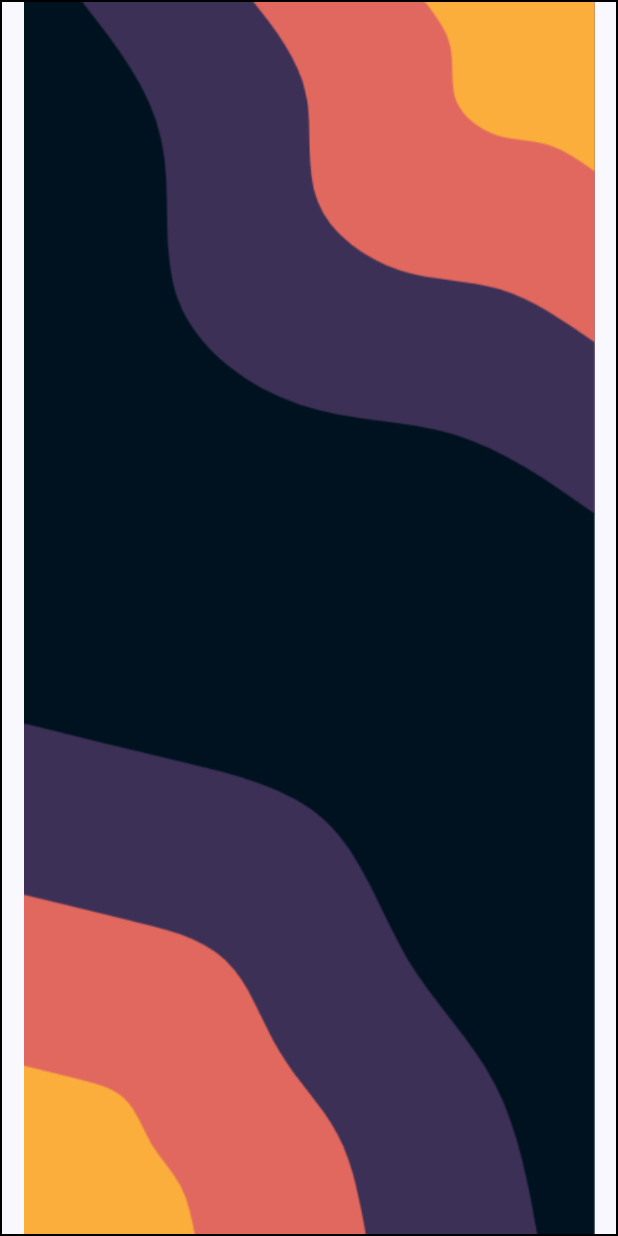
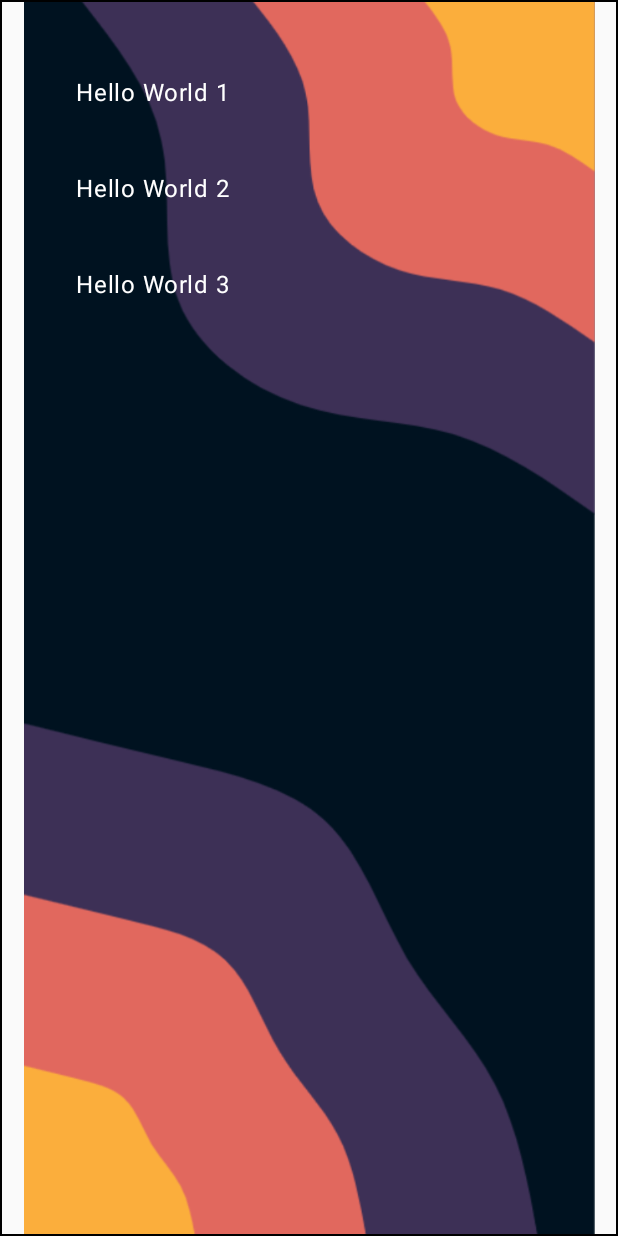
Before and after one commit to breydonb/TEC-3414-Final-Project, an Android app built with Jetpack Compose: the screen it shows after launch (MainActivity), on a phone screen of 412 x 824 dp. Run offline under Robolectric (Android 15) with nearby library versions, the phone set to English and light mode, and no system bars.

Commit message:
Added some white text overlaid on the background image. We need columns and other similar positioning composables to ensure text and other widgets do not overlap. We are using boxes to act as containers for some common attributes that child components share.

```diff
--- a/app/src/main/java/com/example/scrollless/MainActivity.kt
+++ b/app/src/main/java/com/example/scrollless/MainActivity.kt
@@ -7,9 +7,15 @@ import androidx.activity.enableEdgeToEdge
 import androidx.compose.foundation.BorderStroke
 import androidx.compose.foundation.Image
 import androidx.compose.foundation.border
+import androidx.compose.foundation.layout.Box
+import androidx.compose.foundation.layout.Column
 import androidx.compose.foundation.layout.fillMaxSize
+import androidx.compose.foundation.layout.offset
 import androidx.compose.foundation.layout.padding
 import androidx.compose.foundation.layout.size
+import androidx.compose.foundation.layout.width
+import androidx.compose.foundation.lazy.LazyColumn
+import androidx.compose.foundation.text.BasicText
 import androidx.compose.material3.Scaffold
 import androidx.compose.material3.Text
 import androidx.compose.material3.TextButton
@@ -18,6 +24,7 @@ import androidx.compose.ui.Modifier
 import androidx.compose.ui.graphics.Color
 import androidx.compose.ui.layout.ContentScale
 import androidx.compose.ui.res.painterResource
+import androidx.compose.ui.text.style.TextAlign
 import androidx.compose.ui.tooling.preview.Preview
 import androidx.compose.ui.unit.dp
 import com.example.scrollless.ui.theme.ScrollLessTheme
@@ -28,20 +35,59 @@ class MainActivity : ComponentActivity() {
         enableEdgeToEdge()
         setContent {
             ScrollLessTheme {
-                Scaffold(modifier = Modifier.fillMaxSize()) { innerPadding ->
-                    /*Greeting(
-                        name = "Android",
-                        modifier = Modifier.padding(innerPadding)
-                    )*/
-                    GUIBackground(
-                        name = "Background",
-                        modifier = Modifier.padding(innerPadding)
+                //ScaffoldTextFields()
+                CenterText("Name 1", "Name 2", "Name 3")
+            }
+        }
+    }
+
+    @Composable
+    fun ScaffoldTextFields()
+    {
+        Box (modifier = Modifier.offset(30.dp, 30.dp)){
+            GreetingMessage(name = "Android", modifier = Modifier.padding(1.dp))
+            GreetingMessage(name = "Dustin", modifier = Modifier.padding(1.dp))
+        }
+    }
+}
+
+
+
+
+
+@Composable
+fun CenterText(vararg names: String)
+{
+    Box (modifier = Modifier.offset(0.dp, 0.dp),)
+    {
+        val imageModifier = Modifier.size(1000.dp)
+            .border(BorderStroke(1.dp, Color.Black))
+        Image (
+            painter = painterResource(R.drawable.background_01),
+            contentDescription = "Background Image",
+            contentScale = ContentScale.Fit,
+            modifier = imageModifier
+        )
+        Box(modifier = Modifier.offset(30.dp, 30.dp))
+        {
+            Column()
+            {
+                var i = 0
+                for(name in names)
+                {
+                    i++
+                    Text(
+                        text = "Hello World $i",
+                        textAlign = TextAlign.Center,
+                        modifier = Modifier.padding(20.dp),
+                        color = Color.White
                     )
                 }
             }
         }
     }
 }
+
 
 @Composable
 fun GUIBackground(name: String, modifier : Modifier = Modifier)
@@ -53,17 +99,24 @@ fun GUIBackground(name: String, modifier : Modifier = Modifier)
         painter = painterResource(R.drawable.background_01),
         contentDescription = "Background Image",
         contentScale = ContentScale.Fit,
-        modifier = imageModifier
-    )
+        modifier = imageModifier)
+
 }
 
 @Composable
-fun Greeting(name: String, modifier: Modifier = Modifier) {
+fun GUIBackgroundText(name: String, modifier : Modifier = Modifier)
+{
+    Text(name, textAlign = TextAlign.Center, modifier = Modifier);
+}
+
+@Composable
+fun GreetingMessage(name: String, modifier: Modifier = Modifier) {
     TextButton({buttonClick()})
     {
         Text(
             text = "Hello $name!",
-            modifier = modifier
+            modifier = modifier,
+            color = Color.White
         )
     }
 }
@@ -76,6 +129,6 @@ fun buttonClick(): Boolean {
 @Composable
 fun GreetingPreview() {
     ScrollLessTheme {
-        Greeting("Android")
+        GreetingMessage("Android")
     }
 }
```
Also changed, not shown: app/src/main/java/com/example/scrollless/JetPackComposeLearning.kt (added, +99 -0 lines).
